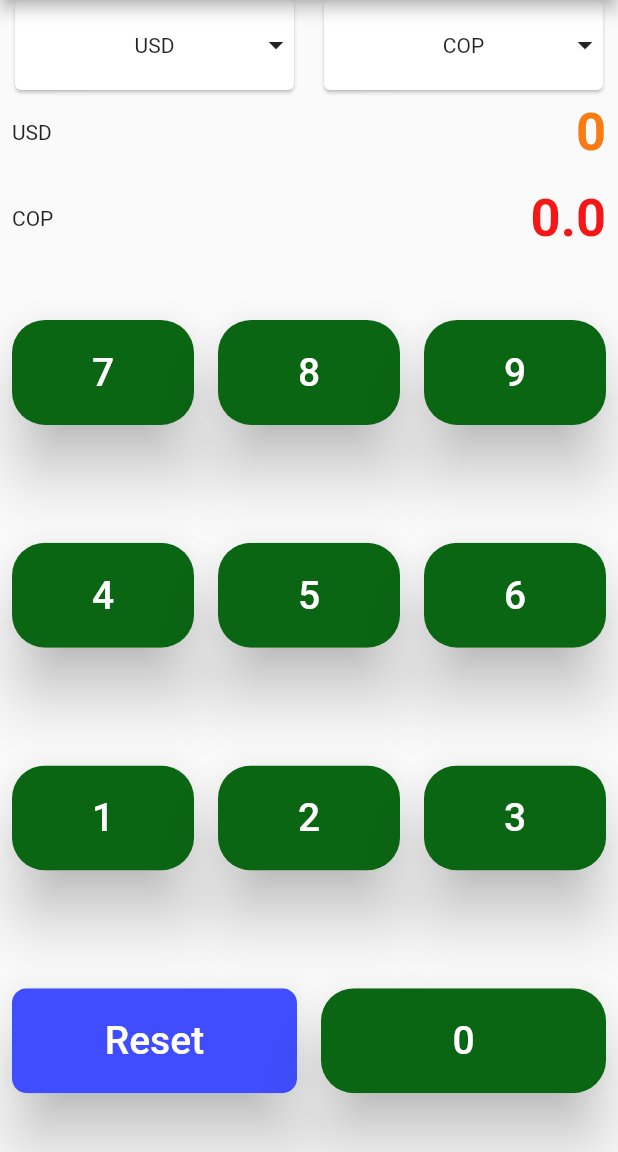
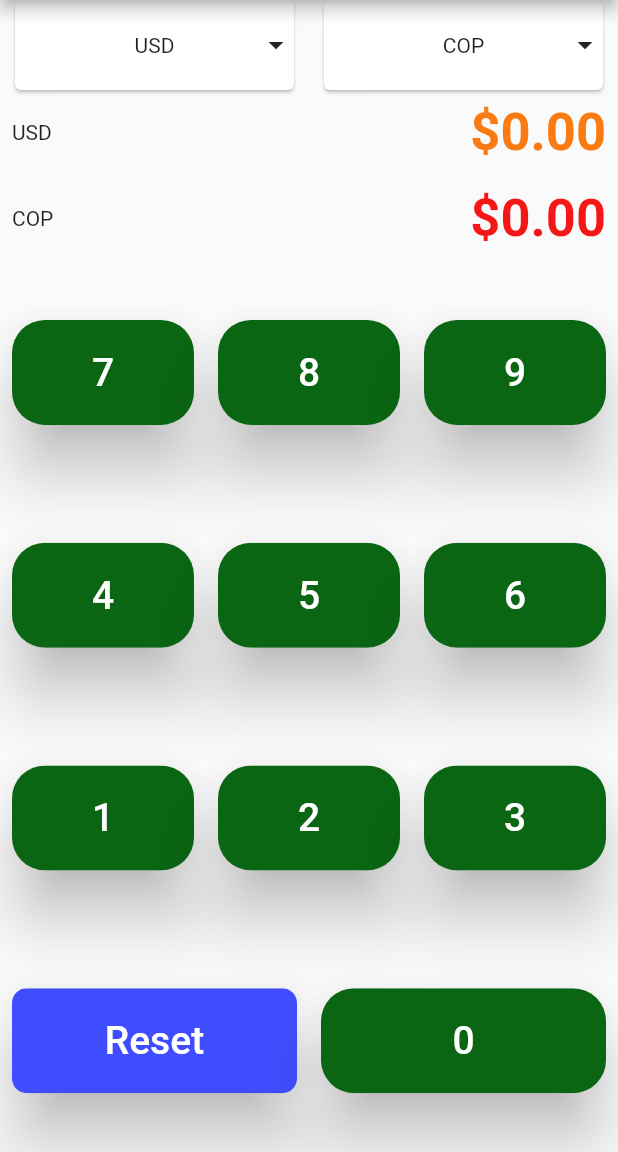
Before and after one commit to GiancarloRosero/ciclo4-reto1, a Flutter app: the screen it shows after launch, on a phone screen of 412 x 824 dp, the part 84-1236 px from its top. Run offline on Flutter 3.47's test engine with Material 2 defaults, Android fonts, the phone set to English and light mode, and no system bars; missing offline and left inert: direct_select.

Commit message:
cambios del formato de la moneda y el total de texto que se puede escribir

```diff
--- a/lib/ui/widgets/key_pad.dart
+++ b/lib/ui/widgets/key_pad.dart
@@ -1,4 +1,5 @@
 import 'package:flutter/material.dart';
+import 'package:intl/intl.dart';
 import 'one_key.dart';
 
 // en este widget mostramos el keypad y los valores de las monedas
@@ -53,6 +54,7 @@ class _KeyPadState extends State<KeyPad> {
 
   @override
   Widget build(BuildContext context) {
+    var f = NumberFormat.currency(symbol: '\$', decimalDigits: 2);
     return Column(
         crossAxisAlignment: CrossAxisAlignment.stretch,
         children: <Widget>[
@@ -66,17 +68,19 @@ class _KeyPadState extends State<KeyPad> {
                 child: Container(),
               ),
               Expanded(
+                flex: 7,
                 child: Container(
                   padding: const EdgeInsets.all(8.0),
                   alignment: Alignment.centerRight,
                   child: Text(
-                      _currency1.toString(),
+                    f.format(_currency1),
                     textAlign: TextAlign.right,
-                      style: TextStyle(
+                    style: const TextStyle(
                         fontWeight: FontWeight.bold,
                         color: Color.fromARGB(255, 250, 123, 19),
                         fontSize: 35),
-                    )),
+                  ),
+                ),
               ),
             ],
           ),
@@ -90,17 +94,19 @@ class _KeyPadState extends State<KeyPad> {
                 child: Container(),
               ),
               Expanded(
+                flex: 7,
                 child: Container(
                   padding: const EdgeInsets.all(8.0),
                   alignment: Alignment.centerRight,
                   child: Text(
-                      num.parse(_currency2.toStringAsFixed(4)).toString(),
+                    f.format(_currency2),
                     textAlign: TextAlign.right,
-                      style: TextStyle(
+                    style: const TextStyle(
                         fontWeight: FontWeight.bold,
                         color: Color.fromARGB(255, 243, 23, 23),
                         fontSize: 35),
-                    )),
+                  ),
+                ),
               )
             ],
           ),
--- a/pubspec.yaml
+++ b/pubspec.yaml
@@ -31,6 +31,7 @@ dependencies:
     sdk: flutter
   direct_select_flutter: ^1.1.1
   direct_select: ^2.0.0
+  intl: any
 
   # The following adds the Cupertino Icons font to your application.
   # Use with the CupertinoIcons class for iOS style icons.
```
Also changed, not shown: lib/ui/widgets/one_key.dart (+5 -2 lines), pubspec.lock. Lines whose indentation alone changed are shown as unchanged.
